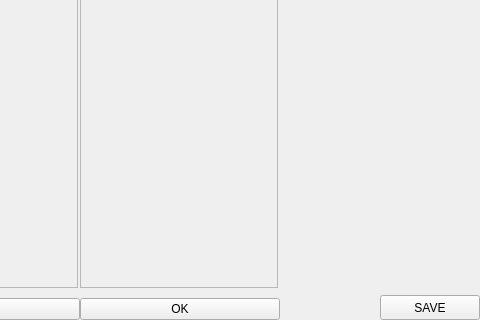
Old version of the form gui/anotherWindowFinal.ui in the repository PavolHradsky/PIS-bonus; both pictures show x 320 to 800 and y 280 to 600 of the 800 by 600 pixel window.
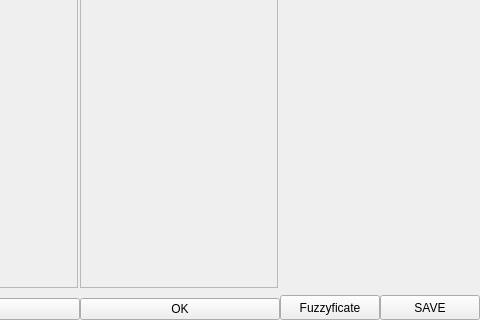
New version of the form.

Patch:
```diff
--- a/gui/anotherWindowFinal.ui
+++ b/gui/anotherWindowFinal.ui
@@ -374,6 +374,25 @@
             </property>
            </spacer>
           </item>
+          <item>
+           <widget class="QPushButton" name="fuzzyficate_run">
+            <property name="minimumSize">
+             <size>
+              <width>100</width>
+              <height>25</height>
+             </size>
+            </property>
+            <property name="maximumSize">
+             <size>
+              <width>100</width>
+              <height>25</height>
+             </size>
+            </property>
+            <property name="text">
+             <string>Fuzzyficate</string>
+            </property>
+           </widget>
+          </item>
           <item>
            <widget class="QPushButton" name="enter">
             <property name="minimumSize">
```
